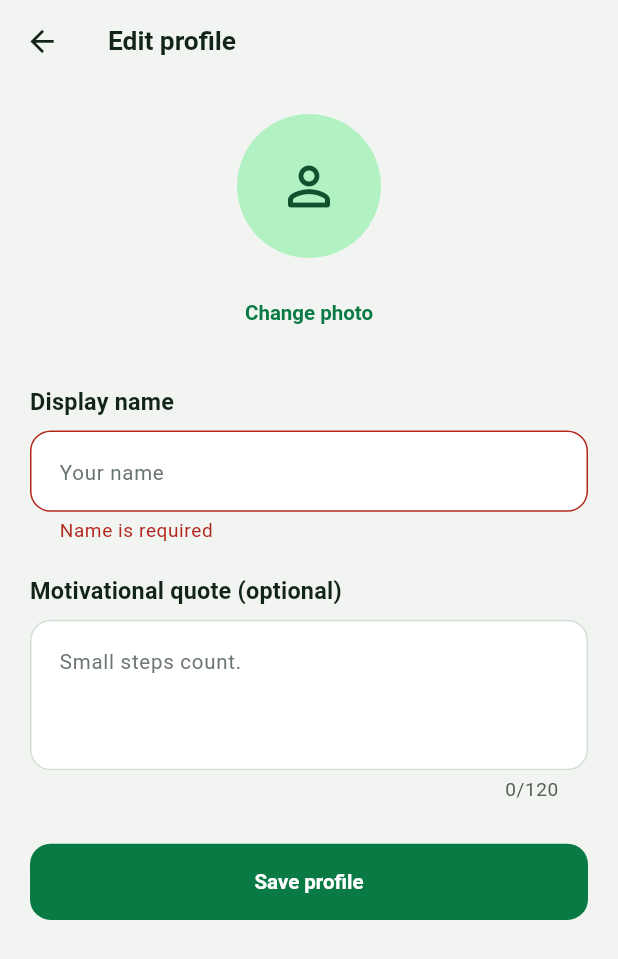
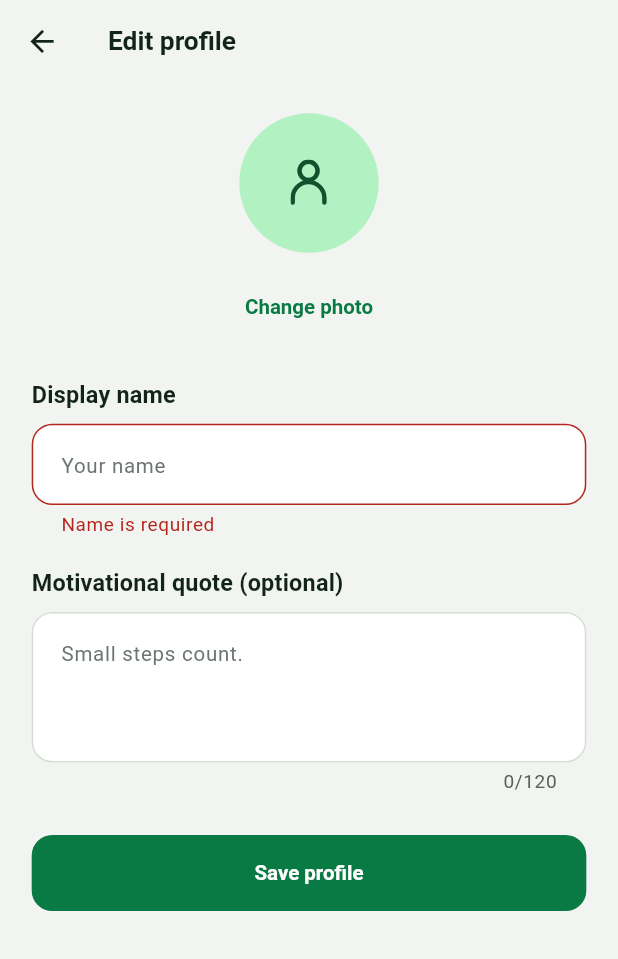
Before and after one commit to Mh06a/taskyApp, a Flutter app: the EditProfileScreen screen opened by its route, after a tap on "Remove photo", after a tap on "Save profile", on a phone screen of 412 x 824 dp. Shown: the top 959 px of the screen. Run offline on Flutter 3.47's test engine with Material 3 defaults, Android fonts, the phone set to English and light mode, and no system bars; our stand-ins replace equatable, flutter_screenutil, flutter_svg, image_picker, shared_preferences, smooth_page_indicator and 1 more; accounts and stored records are empty.

Commit message:
refactor: complete presentation layer cleanup

```diff
--- a/lib/presentation/app/app_router.dart
+++ b/lib/presentation/app/app_router.dart
@@ -5,30 +5,36 @@ import 'package:tasky/domain/entities/task.dart';
 import 'package:tasky/domain/usecases/onboarding/get_onboarding_status.dart';
 import 'package:tasky/presentation/controllers/profile_controller.dart';
 import 'package:tasky/presentation/controllers/settings_controller.dart';
+import 'package:tasky/presentation/controllers/splash_controller.dart';
+import 'package:tasky/presentation/controllers/task_form_controller.dart';
 import 'package:tasky/presentation/controllers/tasks_controller.dart';
 import 'package:tasky/presentation/screens/main/main_screen.dart';
 import 'package:tasky/presentation/screens/onboarding/onboarding_screen.dart';
 import 'package:tasky/presentation/screens/profile/edit_profile_screen.dart';
-import 'package:tasky/presentation/controllers/splash_controller.dart';
 import 'package:tasky/presentation/screens/splash/splash_screen.dart';
 import 'package:tasky/presentation/screens/tasks/add_task_screen.dart';
-import 'package:tasky/presentation/controllers/task_form_controller.dart';
 import 'package:tasky/presentation/screens/tasks/task_details_screen.dart';
 import 'package:tasky/presentation/screens/welcome/welcome_screen.dart';
 
-/// The single place that maps route names to screens.
+/// Maps application route names to their corresponding screens.
 abstract final class AppRouter {
   static Route<void>? onGenerateRoute(RouteSettings settings) {
     final page = _buildPage(settings);
 
     if (page == null) return null;
 
-    return MaterialPageRoute<void>(builder: (_) => page, settings: settings);
+    return MaterialPageRoute<void>(
+      builder: (_) => page,
+      settings: settings,
+    );
   }
 
   static Widget? _buildPage(RouteSettings settings) {
-    return switch (settings.name) {
-      AppRoutes.splash => Provider<SplashController>(
+    switch (settings.name) {
+      case AppRoutes.splash:
+        return Builder(
+          builder: (context) {
+            return Provider<SplashController>(
               create: (context) => SplashController(
                 settingsController: context.read<SettingsController>(),
                 profileController: context.read<ProfileController>(),
@@ -36,22 +42,54 @@ abstract final class AppRouter {
                 getOnboardingStatus: context.read<GetOnboardingStatus>(),
               ),
               child: const SplashScreen(),
-      ),
-      AppRoutes.onboarding => const OnboardingScreen(),
-      AppRoutes.welcome => const WelcomeScreen(),
-      AppRoutes.main => const MainScreen(),
-      AppRoutes.taskForm => ChangeNotifierProvider<TaskFormController>(
+            );
+          },
+        );
+
+      case AppRoutes.onboarding:
+        return const OnboardingScreen();
+
+      case AppRoutes.welcome:
+        return const WelcomeScreen();
+
+      case AppRoutes.main:
+        return const MainScreen();
+
+      case AppRoutes.taskForm:
+        return _buildTaskFormPage(settings.arguments);
+
+      case AppRoutes.taskDetails:
+        return _buildTaskDetailsPage(settings.arguments);
+
+      case AppRoutes.editProfile:
+        return const EditProfileScreen();
+
+      default:
+        return null;
+    }
+  }
+
+  static Widget? _buildTaskFormPage(Object? arguments) {
+    if (arguments != null && arguments is! Task) {
+      return null;
+    }
+
+    final editingTask = arguments as Task?;
+
+    return ChangeNotifierProvider<TaskFormController>(
       create: (context) => TaskFormController(
         tasksController: context.read<TasksController>(),
-          editingTask: settings.arguments as Task?,
+        editingTask: editingTask,
       ),
       child: const AddTaskScreen(),
-      ),
-      AppRoutes.taskDetails => TaskDetailsScreen(
-        taskId: settings.arguments! as String,
-      ),
-      AppRoutes.editProfile => const EditProfileScreen(),
-      _ => null,
-    };
+    );
+  }
+
+  static Widget? _buildTaskDetailsPage(Object? arguments) {
+    if (arguments is! String || arguments.isEmpty) {
+      return null;
+    }
+
+    return TaskDetailsScreen(taskId: arguments);
   }
 }
--- a/lib/presentation/controllers/edit_profile_controller.dart
+++ b/lib/presentation/controllers/edit_profile_controller.dart
@@ -1,3 +1,4 @@
+import 'dart:async';
 import 'package:flutter/foundation.dart';
 import 'package:image_picker/image_picker.dart';
 import 'package:tasky/core/constants/limits.dart';
@@ -17,6 +18,7 @@ class EditProfileController extends ChangeNotifier {
         _saveAvatar = saveAvatar,
         _deleteAvatarUseCase = deleteAvatar {
     final profile = profileController.profile;
+
     _name = profile?.name ?? '';
     _quote = profile?.quote ?? '';
     _avatarPath = profile?.avatarPath;
@@ -27,47 +29,63 @@ class EditProfileController extends ChangeNotifier {
   final SaveAvatarUseCase _saveAvatar;
   final DeleteAvatarUseCase _deleteAvatarUseCase;
   final ImagePicker _imagePicker = ImagePicker();
-
   String _name = '';
   String _quote = '';
   String? _avatarPath;
   String? _originalAvatarPath;
   String? _pendingAvatarPath;
-
   String? nameError;
   String? quoteError;
   String? errorMessage;
-
   AsyncStatus saveStatus = AsyncStatus.initial;
   bool isPickingAvatar = false;
   bool _validated = false;
   bool _disposed = false;
 
+  // State
   String get name => _name;
   String get quote => _quote;
   String? get avatarPath => _avatarPath;
-
   bool get hasAvatar => _avatarPath != null;
   bool get isSaving => saveStatus == AsyncStatus.loading;
   bool get isBusy => isSaving || isPickingAvatar;
 
+  // Update fields
   void updateName(String value) {
+    if (_disposed) return;
+
     _name = value;
-    if (_validated) _validateName();
+
+    if (_validated) {
+      _validateName();
+    }
+
     notifyListeners();
   }
 
   void updateQuote(String value) {
+    if (_disposed) return;
+
     _quote = value;
-    if (_validated) _validateQuote();
+
+    if (_validated) {
+      _validateQuote();
+    }
+
     notifyListeners();
   }
 
+  // Validation
   bool validate() {
+    if (_disposed) return false;
+
     _validated = true;
+
     _validateName();
     _validateQuote();
+
     notifyListeners();
+
     return nameError == null && quoteError == null;
   }
 
@@ -90,11 +108,13 @@ class EditProfileController extends ChangeNotifier {
     };
   }
 
+  // Avatar
   Future<void> pickAvatar() async {
-    if (isBusy) return;
+    if (_disposed || isBusy) return;
 
     isPickingAvatar = true;
     errorMessage = null;
+
     notifyListeners();
 
     String? savedPath;
@@ -114,7 +134,11 @@ class EditProfileController extends ChangeNotifier {
         ok: (path) => path,
         err: (failure) {
           debugPrint('Avatar save failed: $failure');
+
+          if (!_disposed) {
             errorMessage = 'Could not save selected photo.';
+          }
+
           return null;
         },
       );
@@ -127,36 +151,53 @@ class EditProfileController extends ChangeNotifier {
         return;
       }
 
-      final previous = _pendingAvatarPath;
+      final previousPendingPath = _pendingAvatarPath;
 
       _pendingAvatarPath = savedPath;
       _avatarPath = savedPath;
+
       savedPath = null;
 
-      if (previous != null) await _cleanupAvatar(previous);
+      if (previousPendingPath != null) {
+        await _cleanupAvatar(previousPendingPath);
+      }
     } catch (error) {
       debugPrint('Avatar selection failed: $error');
+
+      if (!_disposed) {
         errorMessage = 'Could not select photo.';
+      }
     } finally {
-      if (savedPath != null) await _cleanupAvatar(savedPath);
+      if (savedPath != null) {
+        await _cleanupAvatar(savedPath);
+      }
+
       isPickingAvatar = false;
-      if (!_disposed) notifyListeners();
+
+      if (!_disposed) {
+        notifyListeners();
+      }
     }
   }
 
   void removeAvatar() {
-    if (isBusy || !hasAvatar) return;
+    if (_disposed || isBusy || !hasAvatar) return;
 
     _avatarPath = null;
     errorMessage = null;
+
     notifyListeners();
   }
 
+  // Save profile
   Future<bool> save() async {
-    if (isBusy || !validate()) return false;
+    if (_disposed || isBusy || !validate()) {
+      return false;
+    }
 
     saveStatus = AsyncStatus.loading;
     errorMessage = null;
+
     notifyListeners();
 
     try {
@@ -168,32 +209,71 @@ class EditProfileController extends ChangeNotifier {
             _originalAvatarPath != null,
       );
 
+      if (success) {
+        await _cleanupUncommittedAvatar();
+
+        _originalAvatarPath =
+            _profileController.profile?.avatarPath;
+
+        _pendingAvatarPath = null;
+      } else if (_disposed) {
+        await _cleanupPendingAvatar();
+      }
+
       saveStatus = success
           ? AsyncStatus.success
           : AsyncStatus.failure;
 
-      if (!success) {
+      if (!success && !_disposed) {
         errorMessage = _profileController.errorMessage ??
             'Could not save profile.';
-      } else {
-        final pending = _pendingAvatarPath;
-
-        if (pending != null &&
-            pending != _profileController.profile?.avatarPath) {
-          await _cleanupAvatar(pending);
       }
 
-        _pendingAvatarPath = null;
+      if (!_disposed) {
+        notifyListeners();
       }
 
-      notifyListeners();
       return success;
     } catch (error) {
       debugPrint('Profile save failed: $error');
+
       saveStatus = AsyncStatus.failure;
+
+      if (_disposed) {
+        await _cleanupPendingAvatar();
+      } else {
         errorMessage = 'Could not save profile.';
         notifyListeners();
+      }
+
       return false;
+    }
+  }
+
+  // Avatar cleanup
+  Future<void> _cleanupUncommittedAvatar() async {
+    final pendingPath = _pendingAvatarPath;
+
+    if (pendingPath == null) return;
+
+    final savedPath = _profileController.profile?.avatarPath;
+
+    if (pendingPath != savedPath) {
+      await _cleanupAvatar(pendingPath);
+    }
+  }
+
+  Future<void> _cleanupPendingAvatar() async {
+    final pendingPath = _pendingAvatarPath;
+
+    if (pendingPath == null) return;
+
+    _pendingAvatarPath = null;
+
+    final savedPath = _profileController.profile?.avatarPath;
+
+    if (pendingPath != savedPath) {
+      await _cleanupAvatar(pendingPath);
     }
   }
 
@@ -212,15 +292,15 @@ class EditProfileController extends ChangeNotifier {
     }
   }
 
+  // Dispose
   @override
   void dispose() {
     _disposed = true;
 
-    final pending = _pendingAvatarPath;
-
-    if (pending != null &&
-        pending != _profileController.profile?.avatarPath) {
-      _cleanupAvatar(pending);
+    // If a profile save is running, let save() handle cleanup
+    // after the operation completes.
+    if (!isSaving) {
+      unawaited(_cleanupPendingAvatar());
     }
 
     super.dispose();
--- a/lib/presentation/screens/profile/edit_profile_screen.dart
+++ b/lib/presentation/screens/profile/edit_profile_screen.dart
@@ -1,12 +1,15 @@
 import 'dart:io';
 import 'package:flutter/material.dart';
 import 'package:provider/provider.dart';
+import 'package:tasky/core/constants/app_assets.dart';
+import 'package:tasky/core/constants/app_sizes.dart';
 import 'package:tasky/core/constants/limits.dart';
 import 'package:tasky/domain/usecases/profile/delete_avatar_usecase.dart';
 import 'package:tasky/domain/usecases/profile/save_avatar_usecase.dart';
 import 'package:tasky/presentation/controllers/edit_profile_controller.dart';
 import 'package:tasky/presentation/controllers/profile_controller.dart';
 import 'package:tasky/presentation/widgets/app_button.dart';
+import 'package:tasky/presentation/widgets/app_svg_icon.dart';
 
 class EditProfileScreen extends StatelessWidget {
   const EditProfileScreen({super.key});
@@ -22,8 +25,7 @@ class EditProfileScreen extends StatelessWidget {
       child: Consumer<EditProfileController>(
         builder: (context, controller, _) {
           final avatarPath = controller.avatarPath;
-          final avatarExists = avatarPath != null &&
-              File(avatarPath).existsSync();
+          final theme = Theme.of(context);
 
           return Scaffold(
             appBar: AppBar(
@@ -31,24 +33,37 @@ class EditProfileScreen extends StatelessWidget {
             ),
             body: SafeArea(
               child: ListView(
-                padding: const EdgeInsets.all(20),
+                padding: EdgeInsets.symmetric(
+                  horizontal: AppSizes.screenHorizontalPadding,
+                  vertical: AppSizes.screenVerticalPadding,
+                ),
                 children: [
                   Center(
                     child: Column(
                       children: [
                         CircleAvatar(
-                          radius: 48,
-                          backgroundImage: avatarExists
-                              ? FileImage(File(avatarPath))
-                              : null,
-                          child: !avatarExists
-                              ? const Icon(
-                            Icons.person_outline_rounded,
-                            size: 42,
-                          )
-                              : null,
+                          radius: AppSizes.avatarLarge / 2,
+                          child: avatarPath == null
+                              ? AppSvgIcon(assetPath: AppAssets.profileIcon
+                            , size: AppSizes.icon32,)
+                              : ClipOval(
+                            child: Image.file(
+                              File(avatarPath),
+                              width: AppSizes.avatarLarge,
+                              height: AppSizes.avatarLarge,
+                              fit: BoxFit.cover,
+                              errorBuilder: (_, _, _) {
+                                return SizedBox(
+                                  width: AppSizes.avatarLarge,
+                                  height: AppSizes.avatarLarge,
+                                  child: AppSvgIcon(assetPath: AppAssets.profileIcon
+                                    , size: AppSizes.icon32,)
+                                );
+                              },
+                            ),
+                          ),
                         ),
-                        const SizedBox(height: 12),
+                        SizedBox(height: AppSizes.s12),
                         TextButton(
                           onPressed: controller.isBusy
                               ? null
@@ -67,20 +82,19 @@ class EditProfileScreen extends StatelessWidget {
                             child: Text(
                               'Remove photo',
                               style: TextStyle(
-                                color: Theme.of(context)
-                                    .colorScheme.error,
+                                color: theme.colorScheme.error,
                               ),
                             ),
                           ),
                       ],
                     ),
                   ),
-                  const SizedBox(height: 24),
+                  SizedBox(height: AppSizes.s24),
                   Text(
                     'Display name',
-                    style: Theme.of(context).textTheme.titleMedium,
+                    style: theme.textTheme.titleMedium,
                   ),
-                  const SizedBox(height: 8),
+                  SizedBox(height: AppSizes.s8),
                   TextFormField(
                     initialValue: controller.name,
                     maxLength: Limits.userName,
@@ -93,12 +107,12 @@ class EditProfileScreen extends StatelessWidget {
                       errorText: controller.nameError,
                     ),
                   ),
-                  const SizedBox(height: 20),
+                  SizedBox(height: AppSizes.s20),
                   Text(
                     'Motivational quote (optional)',
-                    style: Theme.of(context).textTheme.titleMedium,
+                    style: theme.textTheme.titleMedium,
                   ),
-                  const SizedBox(height: 8),
+                  SizedBox(height: AppSizes.s8),
                   TextFormField(
                     initialValue: controller.quote,
                     maxLength: Limits.quote,
@@ -110,15 +124,15 @@ class EditProfileScreen extends StatelessWidget {
                       errorText: controller.quoteError,
                     ),
                   ),
-                  const SizedBox(height: 28),
+                  SizedBox(height: AppSizes.s28),
                   if (controller.errorMessage != null) ...[
                     Text(
                       controller.errorMessage!,
                       style: TextStyle(
-                        color: Theme.of(context).colorScheme.error,
+                        color: theme.colorScheme.error,
                       ),
                     ),
-                    const SizedBox(height: 12),
+                    SizedBox(height: AppSizes.s12),
                   ],
                   AppButton(
                     text: 'Save profile',
--- a/lib/presentation/widgets/section_header.dart
+++ b/lib/presentation/widgets/section_header.dart
@@ -1,4 +1,3 @@
-
 import 'package:flutter/material.dart';
 import 'package:tasky/core/constants/app_sizes.dart';
 
@@ -8,7 +7,10 @@ class SectionHeader extends StatelessWidget {
     required this.title,
     this.actionText,
     this.onAction,
-  });
+  }) : assert(
+  (actionText == null) == (onAction == null),
+  'actionText and onAction must be provided together.',
+  );
 
   final String title;
   final String? actionText;
```
Also changed, not shown: lib/presentation/controllers/profile_controller.dart (+17 -11 lines), lib/presentation/controllers/settings_controller.dart (+31 -18 lines), lib/presentation/screens/home/home_screen.dart (+29 -30 lines), lib/presentation/screens/profile/profile_screen.dart (+56 -20 lines), lib/presentation/screens/welcome/welcome_screen.dart (+27 -30 lines), lib/presentation/widgets/profile_avatar.dart (+7 -9 lines), lib/presentation/widgets/task_toggle_action.dart (+4 -5 lines). Lines whose indentation alone changed are shown as unchanged.
